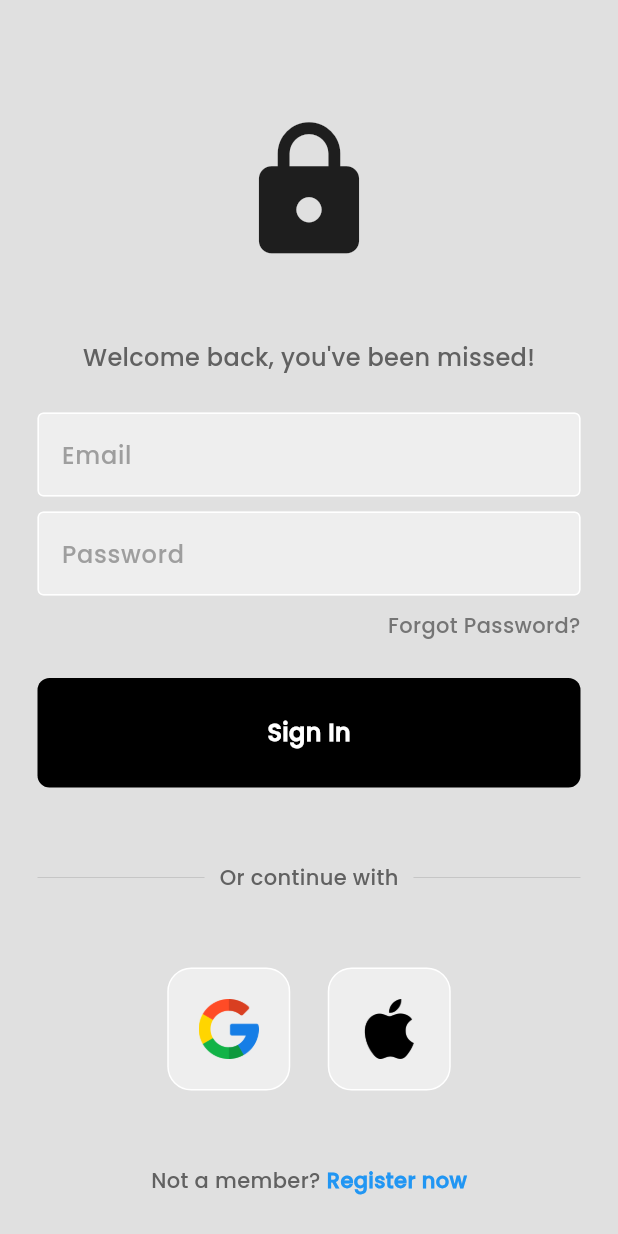
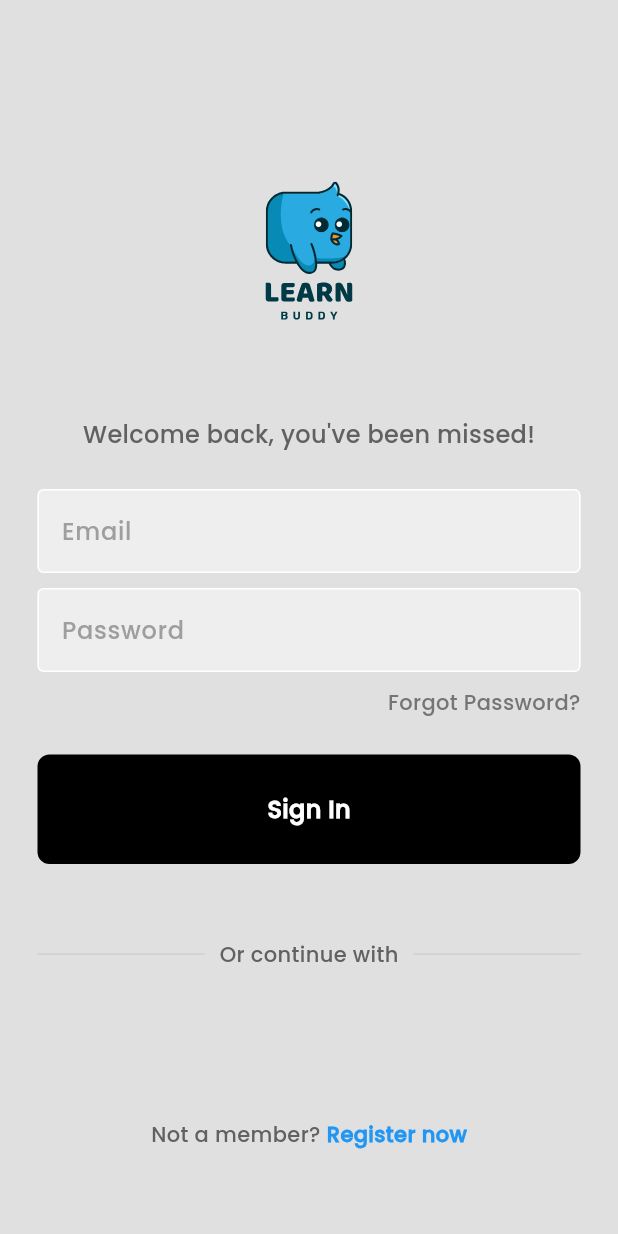
Before and after one commit to afiqamrii/learn_buddy_project, a Flutter app: the LoginPage screen opened directly, on a phone screen of 412 x 824 dp. Run offline on Flutter 3.47's test engine with Material 3 defaults, Android fonts, the phone set to English and light mode, and no system bars; our stand-ins replace cloud_firestore, firebase_auth, firebase_core, flutter_svg; accounts and stored records are empty.

Commit message:
icon lock change to logo svg

```diff
--- a/lib/auth/login_page.dart
+++ b/lib/auth/login_page.dart
@@ -6,6 +6,7 @@ import 'package:learn_buddy_project/screens/home/homescreen.dart';
 import 'package:learn_buddy_project/components/my_button.dart';
 import 'package:learn_buddy_project/components/my_textfield.dart';
 import 'package:learn_buddy_project/components/square_tile.dart';
+import 'package:flutter_svg/flutter_svg.dart';
 
 class LoginPage extends StatefulWidget {
   const LoginPage({super.key});
@@ -65,9 +66,13 @@ class _LoginPageState extends State<LoginPage> {
           child: Column(
             mainAxisAlignment: MainAxisAlignment.center,
             children: [
-              const SizedBox(height: 50),
-              const Icon(Icons.lock, size: 100),
-              const SizedBox(height: 50),
+              const SizedBox(height: 10),
+              // Replacing the lock icon with your SVG image
+              SvgPicture.asset(
+                'assets/logo/lb_logo_pic.svg',
+                height: 200, // adjust size as needed
+              ),
+              const SizedBox(height: 10),
               Text(
                 'Welcome back, you\'ve been missed!',
                 style: TextStyle(color: Colors.grey[700], fontSize: 16),
@@ -115,14 +120,14 @@ class _LoginPageState extends State<LoginPage> {
                 ),
               ),
               const SizedBox(height: 50),
-              Row(
-                mainAxisAlignment: MainAxisAlignment.center,
-                children: const [
-                  SquareTile(imagePath: 'assets/images/google.png'),
-                  SizedBox(width: 25),
-                  SquareTile(imagePath: 'assets/images/apple.png')
-                ],
-              ),
+              // Row(
+              //   mainAxisAlignment: MainAxisAlignment.center,
+              //   children: const [
+              //     SquareTile(imagePath: 'assets/images/google.png'),
+              //     SizedBox(width: 25),
+              //     SquareTile(imagePath: 'assets/images/apple.png')
+              //   ],
+              // ),
               const SizedBox(height: 50),
               Row(
                 mainAxisAlignment: MainAxisAlignment.center,
--- a/pubspec.yaml
+++ b/pubspec.yaml
@@ -22,7 +22,7 @@ dependencies:
   cloud_firestore: ^4.16.1
 #  google_sign_in: ^5.4.2
   firebase_storage: ^11.7.1
-#  image_picker: ^0.8.6+1
+  image_picker: ^0.8.6+1
 
 dev_dependencies:
   flutter_test:
@@ -36,6 +36,7 @@ flutter:
     - assets/images/
     - assets/logo/
     - assets/icons/
+    - assets/logo/lb_logo_pic.svg
 
   # Uncomment and add your custom fonts here, for example:
   fonts:
```
Also changed, not shown: pubspec.lock.
